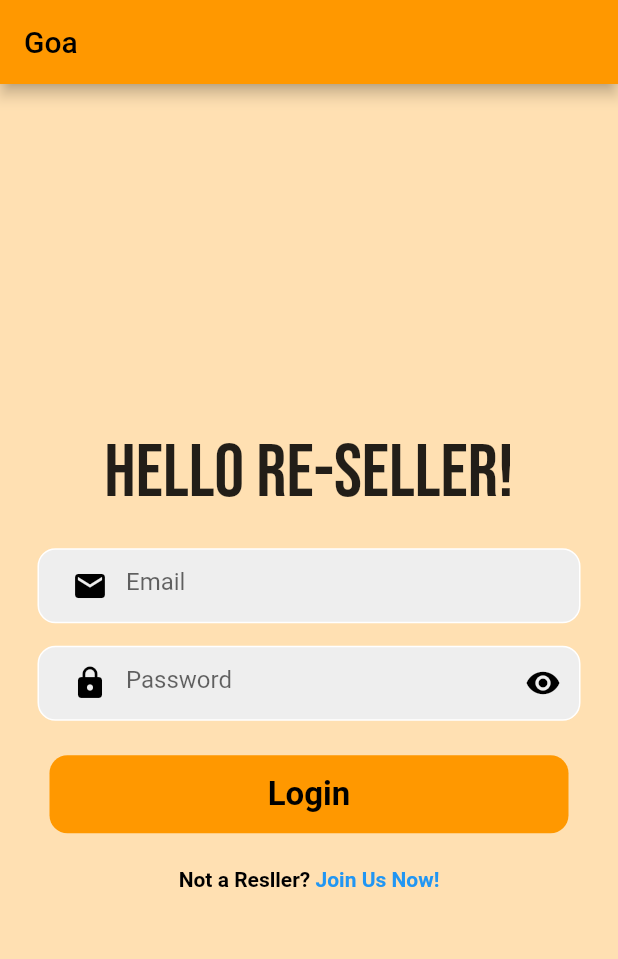
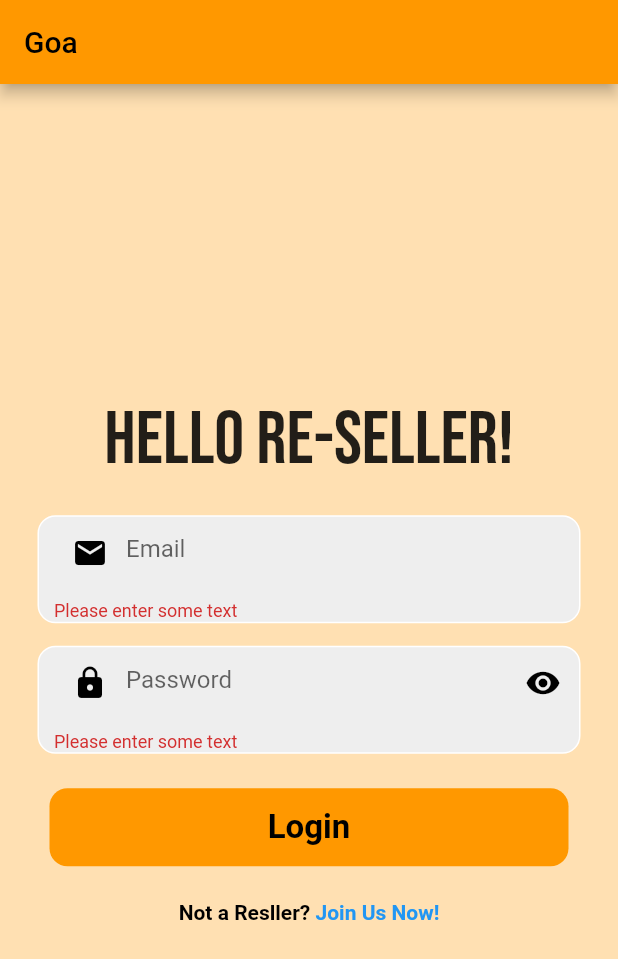
Before and after one commit to Dhananjay2601/Login_Flutter, a Flutter app: the screen it shows after launch, after a tap on "Login", on a phone screen of 412 x 824 dp. Shown: the top 959 px of the screen. Run offline on Flutter 3.47's test engine with Material 2 defaults, Android fonts, the phone set to English and light mode, and no system bars; our stand-ins replace google_fonts, shared_preferences; network calls fail.

Commit message:
ui changes

```diff
--- a/lib/pages/home_page.dart
+++ b/lib/pages/home_page.dart
@@ -111,7 +111,11 @@
                                                   color: Colors.black,
                                                   fontWeight: FontWeight.bold),
                                             ),
-                                            onPressed: () {
+                                            onPressed: () async {
+                                              SharedPreferences prefs =
+                                                  await SharedPreferences
+                                                      .getInstance();
+                                              prefs.remove('email');
                                               Navigator.pushReplacement(
                                                   context,
                                                   MaterialPageRoute(
@@ -129,9 +133,9 @@
                             ),
                           );
                         });
-                    SharedPreferences prefs =
-                        await SharedPreferences.getInstance();
-                    prefs.remove('email');
+                    // SharedPreferences prefs =
+                    //     await SharedPreferences.getInstance();
+                    // prefs.remove('email');
                   },
                 ),
               ),
--- a/lib/pages/login_page.dart
+++ b/lib/pages/login_page.dart
@@ -97,6 +97,8 @@
     }
   }
 
+  final _formKey = GlobalKey<FormState>();
+
   @override
   Widget build(BuildContext context) {
     // Widget loadingIndicator = _isLoading
@@ -123,6 +125,8 @@
       backgroundColor: Colors.orange[100],
       body: SafeArea(
         child: Center(
+          child: Form(
+            key: _formKey,
             child: Column(
               mainAxisAlignment: MainAxisAlignment.center,
               children: [
@@ -148,7 +152,12 @@
                         keyboardType: TextInputType.emailAddress,
                         controller: emailcontroller,
                         autovalidateMode: AutovalidateMode.onUserInteraction,
-                      validator: (value) => validateEmail(value),
+                        validator: (value) {
+                          if (value == null || value.isEmpty) {
+                            return 'Please enter some text';
+                          }
+                          return null;
+                        },
                         decoration: InputDecoration(
                             border: InputBorder.none,
                             hintText: ('Email'),
@@ -178,6 +187,13 @@
                       child: TextFormField(
                         controller: passwordcontroller,
                         obscureText: _isObscure,
+                        autovalidateMode: AutovalidateMode.onUserInteraction,
+                        validator: (value) {
+                          if (value == null || value.isEmpty) {
+                            return 'Please enter some text';
+                          }
+                          return null;
+                        },
                         decoration: InputDecoration(
                             border: InputBorder.none,
                             hintText: ('Password'),
@@ -211,6 +227,13 @@
                   padding: const EdgeInsets.symmetric(horizontal: 25.0),
                   child: TextButton(
                     onPressed: () {
+                      if (_formKey.currentState!.validate()) {
+                        ScaffoldMessenger.of(context).showSnackBar(
+                          const SnackBar(
+                            content: Text('Processing Data'),
+                          ),
+                        );
+                      }
                       // _isLoading
                       //     ? Center(
                       //         child: CircularProgressIndicator(),
@@ -264,6 +287,7 @@
             ),
           ),
         ),
+      ),
     );
   }
 }
```
Lines whose indentation alone changed are shown as unchanged.
